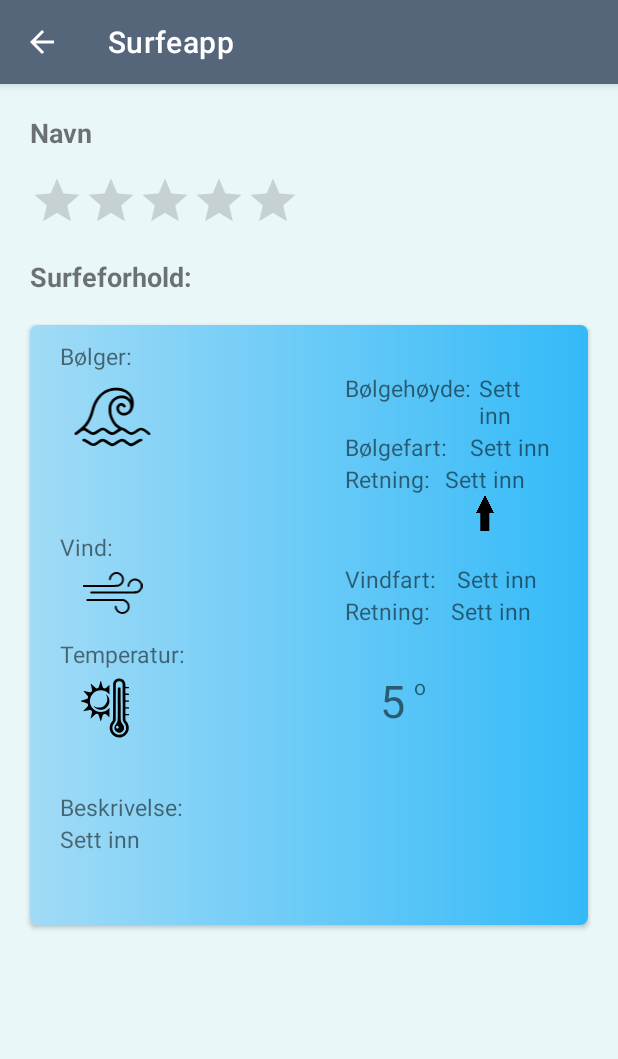
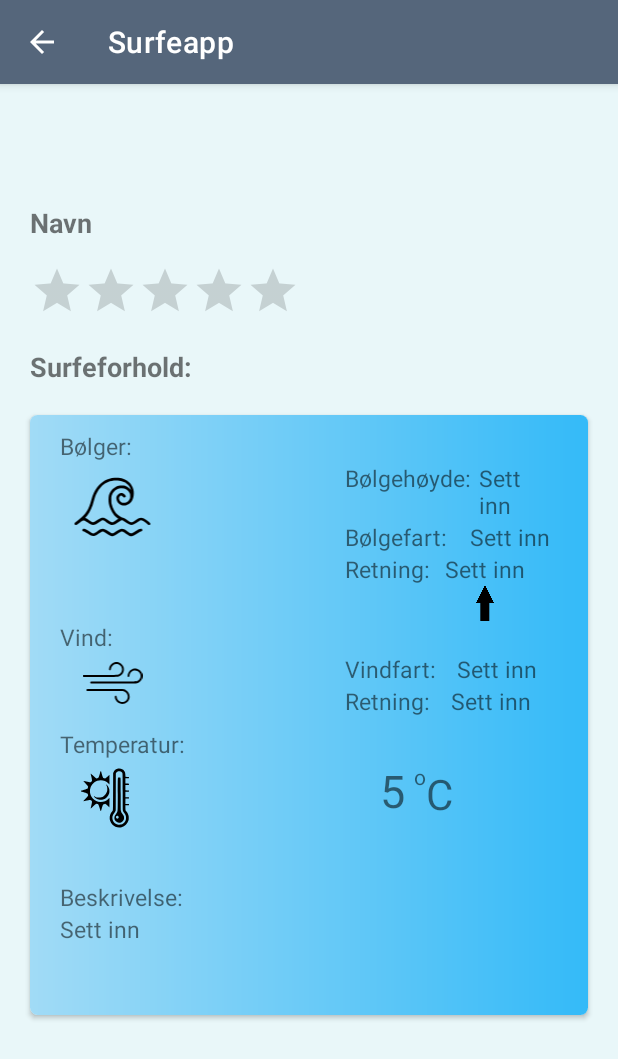
Before and after one commit to In2000Gruppe26/Surfeapp, an Android app: the SpotActivity screen opened directly, with no data from a screen before it, on a phone screen of 412 x 824 dp. Shown: the top 1059 px of the screen. Run offline under Robolectric (Android 15) with nearby library versions, the phone set to English and light mode, and no system bars; libraries missing offline, so code that uses them is left out: com.github.kittinunf.fuel; 4 statements that could not run were skipped.

Commit message:
fikset grader symbolet.

```diff
--- a/app/src/main/java/com/example/surfeapp/SpotActivity.kt
+++ b/app/src/main/java/com/example/surfeapp/SpotActivity.kt
@@ -56,7 +56,7 @@
 
                      tekstVind2.text = cond.wind_from_direction.toString()
 
-                     tekstTemp.text = cond.air_temperature.toString()  + " C"
+                     tekstTemp.text = cond.air_temperature.toString()
                      tekstBes.text = strand.description.toString()
                      fun degToW(num: Float): String{
                          val direction = abs(num)
--- a/app/src/main/res/layout/activity_spot.xml
+++ b/app/src/main/res/layout/activity_spot.xml
@@ -17,7 +17,7 @@
         android:textStyle="bold"
         android:layout_marginRight="20dp"
         android:layout_marginLeft="20dp"
-        android:layout_marginTop="20dp"
+        android:layout_marginTop="80dp"
         android:layout_marginBottom="15dp">
 
     </TextView>
@@ -386,6 +386,16 @@
 
                             </LinearLayout>
 
+                            <TextView
+                                android:id="@+id/celcius"
+                                android:layout_width="wrap_content"
+                                android:layout_height="wrap_content"
+                                android:layout_marginTop="1dp"
+                                android:text="C"
+                                android:textSize="28dp">
+
+                                </TextView>
+
 
                         </LinearLayout>
 
```
